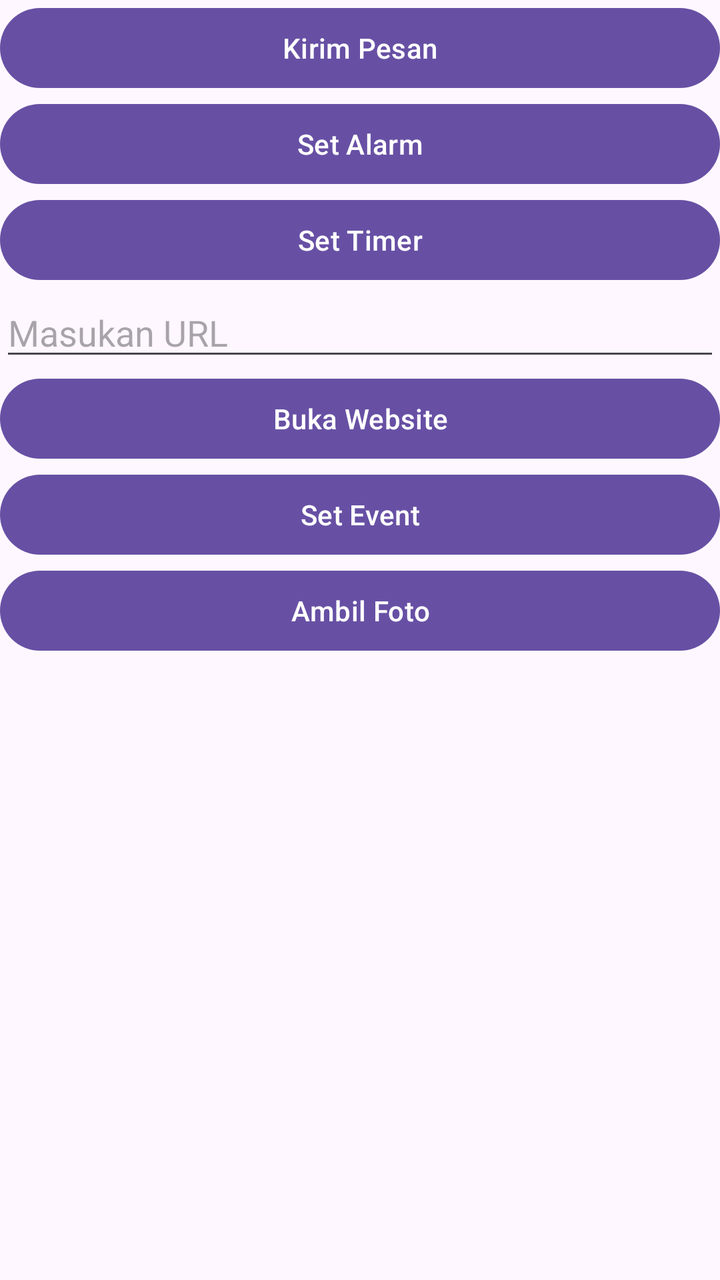
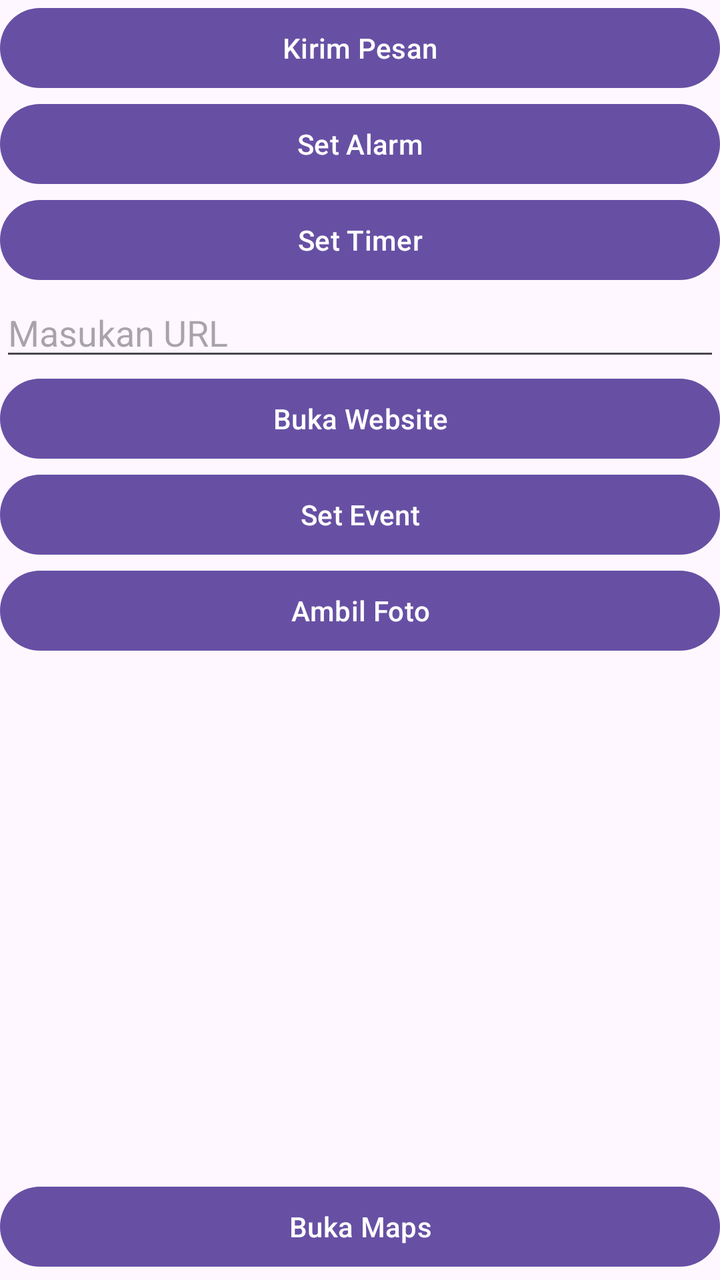

Two renders of the same Android screen: before a commit and after it. Below are the layout's source before the change and the commit's diff.
<!-- AndroidManifest.xml: application theme Theme.Implisit -->
<!-- res/layout/activity_main.xml -->
<?xml version="1.0" encoding="utf-8"?>
<LinearLayout xmlns:android="http://schemas.android.com/apk/res/android"
    xmlns:app="http://schemas.android.com/apk/res-auto"
    xmlns:tools="http://schemas.android.com/tools"
    android:id="@+id/main"
    android:layout_width="match_parent"
    android:layout_height="match_parent"
    android:orientation="vertical"
    tools:context=".MainActivity">

    <Button
        android:layout_width="match_parent"
        android:layout_height="wrap_content"
        android:id="@+id/btnKirimPesan"
        android:text="Kirim Pesan" />

    <Button
        android:layout_width="match_parent"
        android:layout_height="wrap_content"
        android:id="@+id/btnSetAlarm"
        android:text="Set Alarm" />

    <Button
        android:layout_width="match_parent"
        android:layout_height="wrap_content"
        android:id="@+id/btnSetTimer"
        android:text="Set Timer" />
    
    <EditText
        android:layout_width="match_parent"
        android:layout_height="wrap_content"
        android:id="@+id/etURL"
        android:hint="Masukan URL" />

    <Button
        android:layout_width="match_parent"
        android:layout_height="wrap_content"
        android:id="@+id/btnOpenURL"
        android:text="Buka Website" />

    <Button
        android:layout_width="match_parent"
        android:layout_height="wrap_content"
        android:id="@+id/btnSetEvent"
        android:text="Set Event" />

    <Button
        android:layout_width="match_parent"
        android:layout_height="wrap_content"
        android:id="@+id/btnGetPhoto"
        android:text="Ambil Foto" />

    <ImageView
        android:id="@+id/ivHasil"
        android:layout_width="match_parent"
        android:layout_height="250dp"
        android:layout_marginTop="10dp"
        android:scaleType="centerInside" />


</LinearLayout>
<!-- resources referenced by this layout -->
<resources>
  <style name="Theme.Implisit" parent="Base.Theme.Implisit" />
  <style name="Base.Theme.Implisit" parent="Theme.Material3.DayNight.NoActionBar">
          
          
      </style>
</resources>

<!-- the commit's change to res/layout/activity_main.xml (unified diff, before → after) -->
@@ -57,5 +57,11 @@
         android:layout_marginTop="10dp"
         android:scaleType="centerInside" />
 
+    <Button
+        android:layout_width="match_parent"
+        android:layout_height="wrap_content"
+        android:id="@+id/btnBukaMaps"
+        android:text="Buka Maps" />
+
 
 </LinearLayout>
